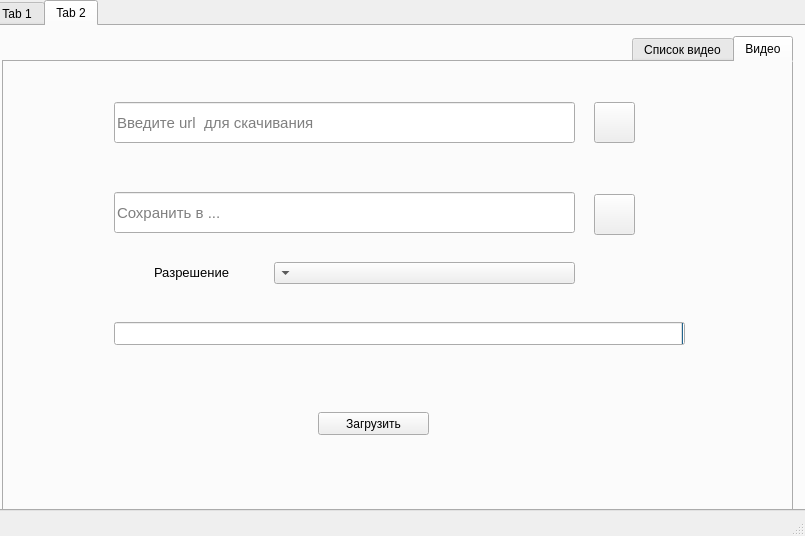
This is view.ui in itolog/downloader as Qt 5 draws it before an edit. The edited form follows.
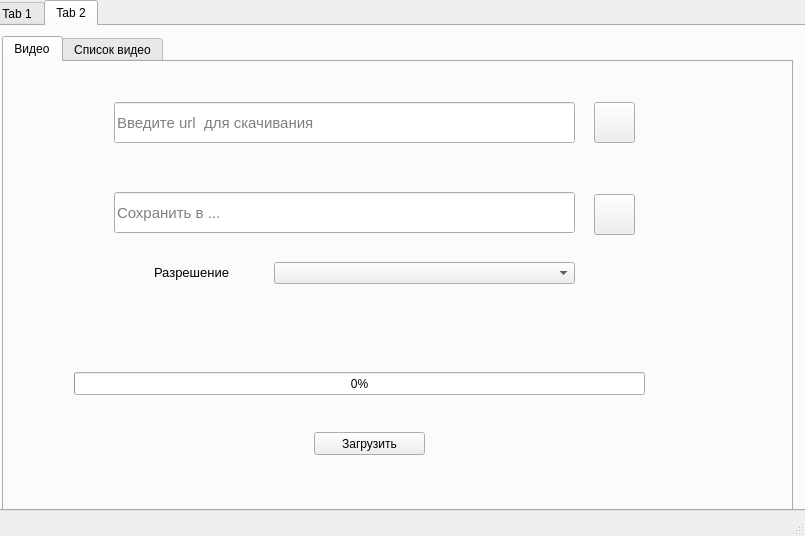
This is the edited form. The open tabs and pages were chosen to show the change. Icons and pictures are not drawn.

Commit message: download single video

What changed in the file:
```diff
--- a/view.ui
+++ b/view.ui
@@ -129,7 +129,7 @@
        </rect>
       </property>
       <property name="layoutDirection">
-       <enum>Qt::RightToLeft</enum>
+       <enum>Qt::LeftToRight</enum>
       </property>
       <property name="currentIndex">
        <number>0</number>
@@ -194,8 +194,8 @@
        <widget class="QProgressBar" name="progressBar_2">
         <property name="geometry">
          <rect>
-          <x>110</x>
-          <y>260</y>
+          <x>70</x>
+          <y>310</y>
           <width>571</width>
           <height>23</height>
          </rect>
@@ -207,8 +207,8 @@
        <widget class="QPushButton" name="pushButton_4">
         <property name="geometry">
          <rect>
-          <x>314</x>
-          <y>350</y>
+          <x>310</x>
+          <y>370</y>
           <width>111</width>
           <height>23</height>
          </rect>
@@ -268,6 +268,40 @@
          </size>
         </property>
        </widget>
+       <widget class="QLabel" name="label_5">
+        <property name="geometry">
+         <rect>
+          <x>120</x>
+          <y>260</y>
+          <width>141</width>
+          <height>20</height>
+         </rect>
+        </property>
+        <property name="text">
+         <string/>
+        </property>
+       </widget>
+       <widget class="QLabel" name="label_6">
+        <property name="geometry">
+         <rect>
+          <x>530</x>
+          <y>10</y>
+          <width>171</width>
+          <height>16</height>
+         </rect>
+        </property>
+        <property name="font">
+         <font>
+          <pointsize>11</pointsize>
+         </font>
+        </property>
+        <property name="layoutDirection">
+         <enum>Qt::LeftToRight</enum>
+        </property>
+        <property name="text">
+         <string/>
+        </property>
+       </widget>
       </widget>
       <widget class="QWidget" name="tab_4">
        <attribute name="title">
```
Left out of the diff: 2 changed lines with no effect on the pictures. The commit also changes 1 other file.
